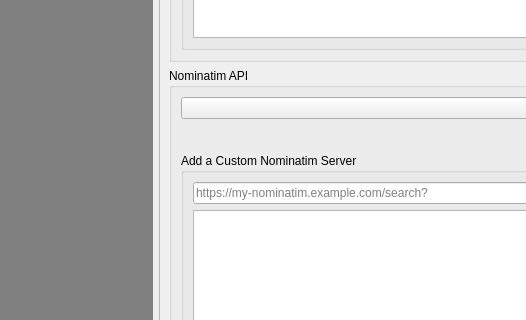
Before: the Qt Designer form QuickOSM/resources/ui/main_window.ui in QuickOSM/QuickOSM, drawn with Qt 5; both pictures show x 0 to 526 and y 321 to 641 of the 990 by 849 pixel window.
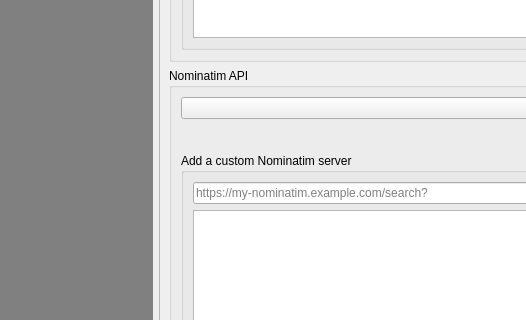
After: the same form once the commit is applied. The open tabs and pages were chosen to show the change. Custom widgets are drawn as their Qt base class.

Patch:
```diff
--- a/QuickOSM/resources/ui/main_window.ui
+++ b/QuickOSM/resources/ui/main_window.ui
@@ -2016,7 +2016,7 @@
                 <item>
                  <widget class="QGroupBox" name="groupBox_custom_nominatim">
                   <property name="title">
-                   <string>Add a Custom Nominatim Server</string>
+                   <string>Add a custom Nominatim server</string>
                   </property>
                   <layout class="QVBoxLayout" name="verticalLayout_custom_nominatim">
                    <item>
```
